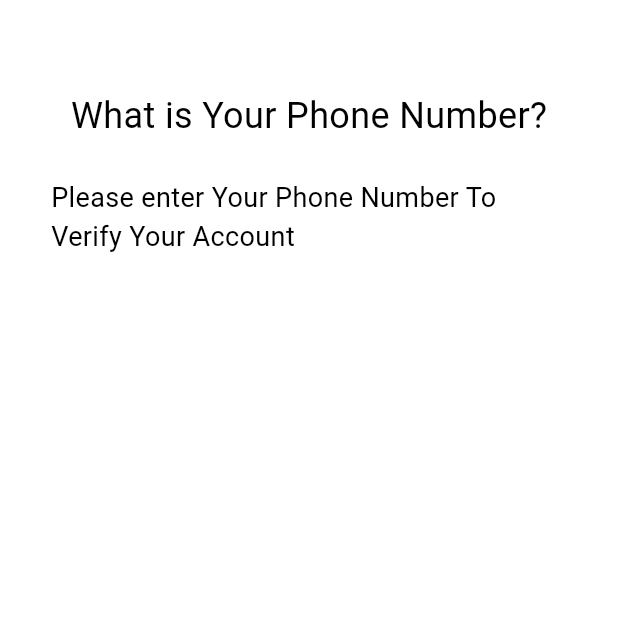
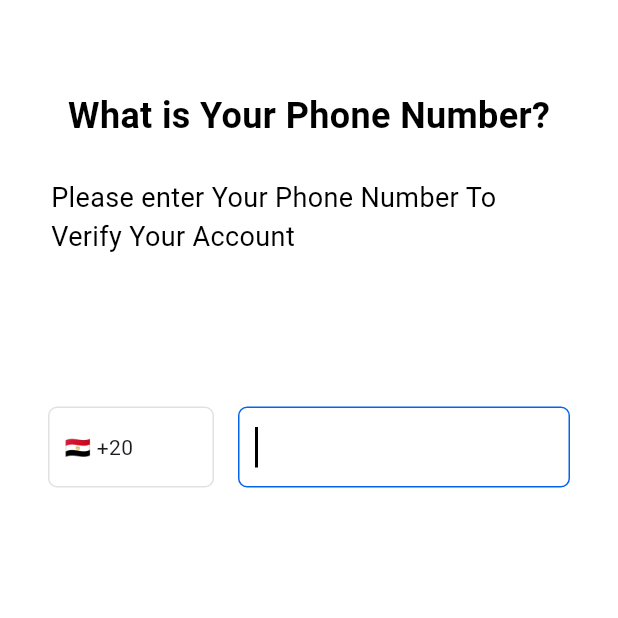
Before and after one commit to Ahmeedkhaled/Flutter_Map, a Flutter app: the screen it shows after launch, on a phone screen of 412 x 824 dp, the top half of it. Run offline on Flutter 3.47's test engine with Material 3 defaults, Android fonts, the phone set to English and light mode, and no system bars.

Commit message:
make login screen

```diff
--- a/lib/presentation/screens/login_screen.dart
+++ b/lib/presentation/screens/login_screen.dart
@@ -1,5 +1,5 @@
 import 'package:flutter/material.dart';
-import 'package:flutter/widgets.dart';
+import 'package:my_profile/presentation/widgets/text_form.dart';
 
 class LoginScreen extends StatelessWidget {
   Widget _buildIntroText() {
@@ -7,7 +7,8 @@ class LoginScreen extends StatelessWidget {
       children: [
         const Text(
           "What is Your Phone Number?",
-          style: TextStyle(color: Colors.black, fontSize: 24),
+          style: TextStyle(
+              color: Colors.black, fontSize: 24, fontWeight: FontWeight.bold),
         ),
         const SizedBox(
           height: 25,
@@ -26,6 +27,12 @@ class LoginScreen extends StatelessWidget {
     );
   }
 
+  Widget _sizedBox() {
+    return const SizedBox(
+      height: 100,
+    );
+  }
+
   @override
   Widget build(BuildContext context) {
     return SafeArea(
@@ -39,6 +46,8 @@ class LoginScreen extends StatelessWidget {
             crossAxisAlignment: CrossAxisAlignment.start,
             children: [
               _buildIntroText(),
+              _sizedBox(),
+              TextFormWidget(),
             ],
           ),
         ),
--- /dev/null
+++ b/lib/presentation/widgets/text_form.dart
@@ -0,0 +1,60 @@
+import 'package:flutter/material.dart';
+import 'package:my_profile/core/theme_app.dart';
+
+class TextFormWidget extends StatelessWidget {
+  late String phoneNumber;
+  String generateCountryFlag() {
+    String countryCode = "eg";
+
+    return countryCode.toUpperCase().replaceAllMapped(RegExp(r'[A-Z]'),
+        (match) => String.fromCharCode(match.group(0)!.codeUnitAt(0) + 127397));
+  }
+
+  @override
+  Widget build(BuildContext context) {
+    return Row(
+      children: [
+        Expanded(
+            flex: 1,
+            child: Container(
+              padding: const EdgeInsets.symmetric(horizontal: 10, vertical: 16),
+              decoration: BoxDecoration(
+                  border: Border.all(color: ThemeApp.lightGray),
+                  borderRadius: const BorderRadius.all(Radius.circular(6))),
+              child: Text("${generateCountryFlag()} +20"),
+            )),
+        const SizedBox(
+          width: 16,
+        ),
+        Expanded(
+            flex: 2,
+            child: Container(
+              padding: const EdgeInsets.symmetric(horizontal: 10, vertical: 2),
+              decoration: BoxDecoration(
+                  border: Border.all(color: ThemeApp.mainColor),
+                  borderRadius: const BorderRadius.all(Radius.circular(6))),
+              child: TextFormField(
+                autofocus: true,
+                style: TextStyle(letterSpacing: 2.0, fontSize: 18),
+                decoration: InputDecoration(
+                  border: InputBorder.none,
+                ),
+                cursorColor: Colors.black,
+                keyboardType: TextInputType.phone,
+                validator: (value) {
+                  if (value!.isEmpty || value.trim().isEmpty) {
+                    return "please enter your phone";
+                  } else if (value.length < 11) {
+                    return "please enter 11 number";
+                  }
+                  return null;
+                },
+                onSaved: (value) {
+                  phoneNumber = value!;
+                },
+              ),
+            )),
+      ],
+    );
+  }
+}
```
